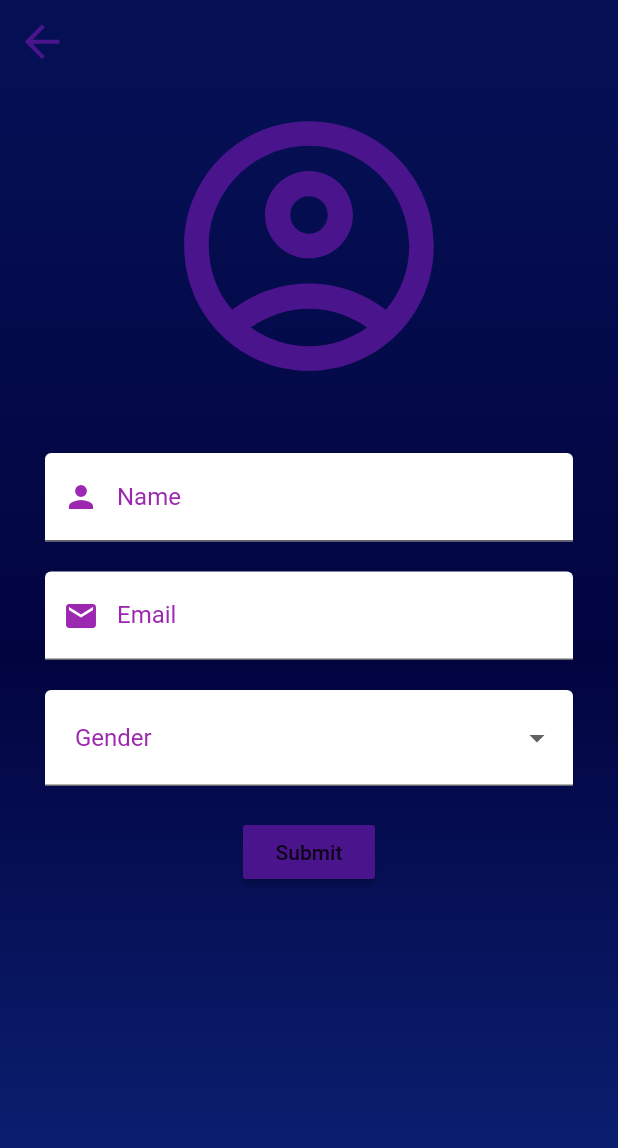
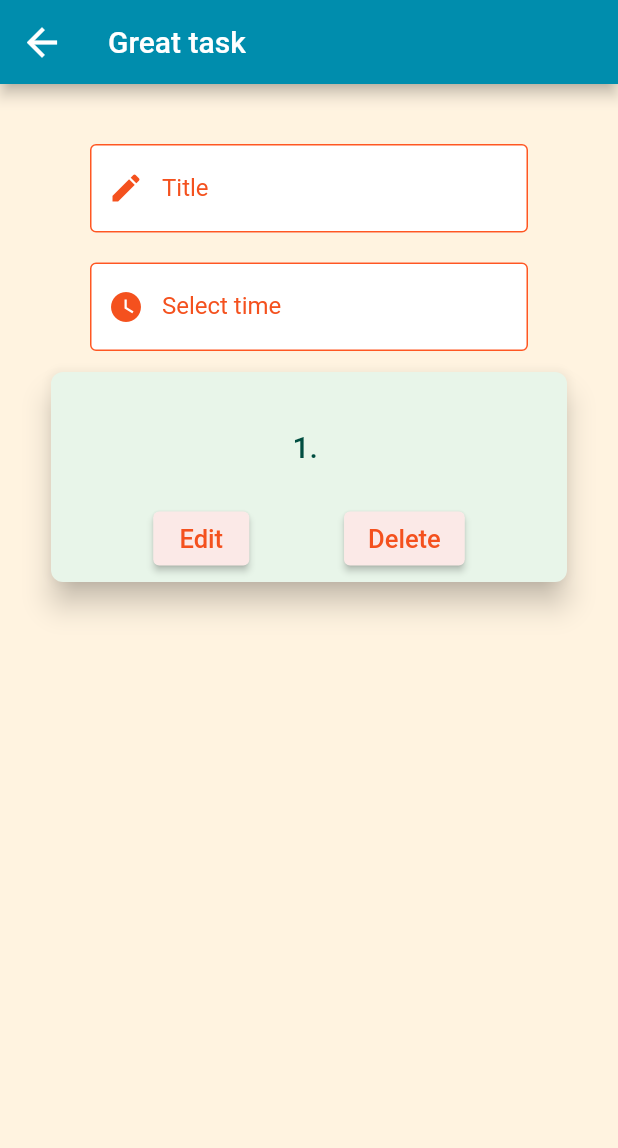
Before and after one commit to mayaralaa25/itti_third_task, a Flutter app: the screen it shows after launch, on a phone screen of 412 x 824 dp. Shown: the top 1148 px of the screen. Run offline on Flutter 3.47's test engine with Material 2 defaults, Android fonts, the light colour scheme and no system bars; our stand-ins replace adaptive_dialog; missing offline and left inert: dart:ffi.

Commit message:
New task is added

```diff
--- a/lib/main.dart
+++ b/lib/main.dart
@@ -1,5 +1,6 @@
 import 'package:flutter/material.dart';
-import 'screens/form.dart';
+import 'package:iti_third_task/screens/form.dart';
+import 'package:iti_third_task/screens/new_form.dart';
 void main() {
   runApp(const MyNewApp());
 }
@@ -13,7 +14,7 @@ class MyNewApp extends StatelessWidget {
     return const MaterialApp(
       title: 'Flutter Demo',
       debugShowCheckedModeBanner: false,
-      home: ValidationForm(),
+      home: NewForm(),
     );
   }
 }
--- /dev/null
+++ b/lib/screens/new_form.dart
@@ -0,0 +1,253 @@
+import 'dart:ffi';
+import 'dart:ffi';
+import 'dart:ui';
+
+import 'package:adaptive_dialog/adaptive_dialog.dart';
+import 'package:flutter/material.dart';
+import 'package:flutter/painting.dart';
+import 'package:intl/intl.dart';
+import 'package:iti_third_task/widgets/custom_row.dart';
+import 'package:iti_third_task/widgets/main_button.dart';
+import 'package:iti_third_task/widgets/square_unit.dart';
+import 'package:iti_third_task/widgets/text.dart';
+
+class NewForm extends StatefulWidget {
+  const NewForm({Key? key}) : super(key: key);
+
+  @override
+  State<NewForm> createState() => _NewFormState();
+}
+
+class _NewFormState extends State<NewForm> {
+  TextEditingController textController = TextEditingController();
+  TextEditingController timeController = TextEditingController();
+  TextEditingController newTimeController = TextEditingController();
+  final GlobalKey<FormState> _signinformKey = GlobalKey<FormState>();
+  bool edit = false;
+  late DateTime data;
+  //var index = 0;
+  List<String> times = [];
+
+  @override
+  Widget build(BuildContext context) {
+    return Scaffold(
+      resizeToAvoidBottomInset: false,
+      appBar: AppBar(
+        backgroundColor: Color(0xff008dad),
+        title:Text("Great task",),
+        leading: GestureDetector(
+          onTap: () {
+            // Navigator.push(context,
+            //     MaterialPageRoute(builder: (context) => WalletTotal()));
+          },
+          child: Icon(
+            Icons.arrow_back,
+            color: Colors.white,
+            size: 30,
+          ),
+        ),
+      ),
+      body: Container(
+        color: Colors.orange[50],
+        width: double.infinity,
+        height: double.infinity,
+        child: SingleChildScrollView(
+          child: Padding(
+            padding: const EdgeInsets.all(30.0),
+            child: Form(
+              key: _signinformKey,
+              autovalidateMode: AutovalidateMode.onUserInteraction,
+              child: Column(
+                children: [
+                  Padding(
+                    padding: const EdgeInsets.symmetric(
+                        horizontal: 30.0, vertical: 10),
+                    child: customTextFormField(
+                      labelText: "Title",
+                      type: TextInputType.text,
+                      controller: textController,
+                      icon: Icons.edit,
+                      errorMessage: "Title is required",
+                      onTap: () {},
+                    ),
+                  ),
+                  Padding(
+                    padding: const EdgeInsets.symmetric(
+                        horizontal: 30.0, vertical: 10),
+                    child: customTextFormField(
+                        labelText: "Select time",
+                        icon: Icons.watch_later,
+                        type: TextInputType.datetime,
+                        controller: timeController,
+                        errorMessage: "Please select current time",
+                        onTap: () {
+                          showTimePicker(
+                            context: context,
+                            initialTime: TimeOfDay.now(),
+                          ).then((value) {
+                            if (value == null) {
+                              return null;
+                            } else {
+                              timeController.text =
+                                  value.format(context).toString();
+                              times.add(value.toString());
+                            }
+                          });
+                        }),
+                  ),
+                  Card(
+                    color: Colors.green[50],
+                    elevation: 8,
+                    shape: OutlineInputBorder(
+                        borderRadius: BorderRadius.circular(8),
+                        borderSide: BorderSide.none),
+                    child: Container(
+                      height: 130,
+                      margin: EdgeInsets.all(5),
+                      child: Column(
+                        children: [
+                          Expanded(
+                              child: Padding(
+                            padding: const EdgeInsets.only(top: 8),
+                            child: Center(
+                              child: Text(
+                                "1. ${textController.text}",
+                                overflow: TextOverflow.clip,
+                                maxLines: 1,
+                                style: TextStyle(
+                                    fontSize: 20,
+                                    fontWeight: FontWeight.w500,
+                                    color: Colors.teal[900]),
+                              ),
+                            ),
+                          )),
+                          Row(
+                            mainAxisAlignment: MainAxisAlignment.spaceEvenly,
+                            children: [
+                              ElevatedButton(
+                                  onPressed: () {
+                                    if (_signinformKey.currentState
+                                            ?.validate() ==
+                                        true) {
+                                      showTextInputDialog(
+                                        context: context,
+                                        title:
+                                            "Are you sure you want to edit the time?",
+                                        textFields: [
+                                          DialogTextField(
+                                            keyboardType:
+                                                TextInputType.datetime,
+                                            hintText: "Time",
+                                          ),
+                                        ],
+                                        okLabel: "edit",
+                                        cancelLabel: "Cancel",
+                                        message: "Select the time",
+                                      ).then((value) async {
+                                        if (value == null ||
+                                            value[0].length < 2)
+                                          print("Error!");
+                                        else {
+                                          String temp = value[0].toString();
+                                          //print(temp);
+                                          DateTime tempDate =
+                                              new DateFormat("hh:mm")
+                                                  .parse(temp);
+                                          if (tempDate.isAfter(DateTime.now()
+                                              .add(const Duration(hours: 2)))) {
+                                            return showOkCancelAlertDialog(
+                                              context: context,
+                                              title: "Can not edit time!",
+                                              okLabel: "ok",
+                                              cancelLabel: "cancel",
+                                            );
+                                          } else {
+                                            return showOkCancelAlertDialog(
+                                              context: context,
+                                              title: "Time edited",
+                                              okLabel: "ok",
+                                              cancelLabel: "cancel",
+                                            );
+                                          }
+                                        }
+                                      });
+                                    } else
+                                      print('error');
+                                  },
+                                  style: ButtonStyle(
+                                    backgroundColor: MaterialStateProperty.all(
+                                        Colors.deepOrange[50]),
+                                  ),
+                                  child: Text("Edit",
+                                      style: TextStyle(
+                                        fontSize: 17,
+                                        color: Colors.deepOrange[600],
+                                        backgroundColor: Colors.deepOrange[50],
+                                      ))),
+                              ElevatedButton(
+                                  onPressed: () {
+                                    showTextInputDialog(
+                                      context: context,
+                                      title:
+                                          "Are you sure you want to delete an item?",
+                                      textFields: [
+                                        DialogTextField(
+                                          keyboardType: TextInputType.number,
+                                          hintText: "Index",
+                                        ),
+                                      ],
+                                      okLabel: "delete",
+                                      cancelLabel: "Cancel",
+                                      message: "Enter the index",
+                                    ).then((value) async {
+                                      if (value == null || value.isEmpty)
+                                        print("Error!");
+                                      else {
+                                        times.removeAt(int.parse(value[0]));
+                                      }
+                                    });
+                                  },
+                                  style: ButtonStyle(
+                                    backgroundColor: MaterialStateProperty.all(
+                                        Colors.deepOrange[50]),
+                                  ),
+                                  child: Text("Delete",
+                                      style: TextStyle(
+                                        fontSize: 17,
+                                        color: Colors.deepOrange[600],
+                                        backgroundColor: Colors.deepOrange[50],
+                                      ))),
+                            ],
+                          ),
+                        ],
+                      ),
+                    ),
+                  ),
+                  Container(
+                    height: 350,
+                    child: ListView.builder(
+                      shrinkWrap: true,
+                      itemCount: times.length,
+                      itemBuilder: (context, index) {
+                        return Center(
+                          child: Column(
+                            children: [
+                              centerCustomRow(
+                                number: index + 1,
+                                nameOfButton: times[index],
+                              ),
+                            ],
+                          ),
+                        );
+                      },
+                    ),
+                  )
+                ],
+              ),
+            ),
+          ),
+        ),
+      ),
+    );
+  }
+}
--- a/lib/widgets/custom_row.dart
+++ b/lib/widgets/custom_row.dart
@@ -81,3 +81,42 @@ Widget leftCustomRow({
     ],
   );
 }
+
+Widget centerCustomRow({
+  required var nameOfButton,
+  required var number,
+  double fontSize = 16,
+  FontWeight fontWeight = FontWeight.w400,
+  double buttonWidth = 250,
+  double buttonHeight = 50,
+  bool shadow = true,
+}) {
+  return Row(
+    mainAxisAlignment: MainAxisAlignment.center,
+    children: [
+      Padding(
+        padding: const EdgeInsets.all(10),
+        child: Container(
+          height: buttonHeight,
+          width: buttonWidth,
+          decoration: BoxDecoration(
+            gradient: LinearGradient(colors: [
+              Color(0xff074E7D),
+              Color(0xff00A2AD),
+            ]),
+            borderRadius: BorderRadius.all(Radius.circular(10)),
+          ),
+          child: Center(
+            child: Text(
+              number.toString()+ ". " + nameOfButton.toString(),
+              style: TextStyle(
+                  color: Colors.white,
+                  fontSize: fontSize,
+                  fontWeight: fontWeight),
+            ),
+          ),
+        ),
+      ),
+    ],
+  );
+}
--- /dev/null
+++ b/lib/widgets/text.dart
@@ -0,0 +1,67 @@
+import 'dart:ffi';
+
+import 'package:flutter/material.dart';
+
+Widget customTextFormField({
+  required String labelText,
+  required TextInputType type,
+  required Function onTap,
+  required String errorMessage,
+  //required Function validate,
+  //required String? Function(String?) validate,
+  required TextEditingController controller,
+  IconData? icon,
+  //final Color color = Colors.purple,
+})
+{
+  return TextFormField(
+    keyboardType: type,
+    controller: controller,
+    validator: (value)
+     {
+       if (value == null || value.isEmpty) {
+         return errorMessage;
+       }
+       return null;
+     },
+    onTap: () {
+      onTap();
+    },
+    obscureText: labelText == "Password" ? true : false,
+    decoration: InputDecoration(
+      labelText: labelText,
+      labelStyle: TextStyle(
+        color: Colors.deepOrange[600],
+      ),
+      enabledBorder: OutlineInputBorder(
+          borderSide: BorderSide(
+        color: Colors.deepOrange,
+      )),
+      focusedBorder: OutlineInputBorder(
+        borderSide: BorderSide(
+          color: Colors.deepOrange,
+        ),
+      ),
+      focusedErrorBorder: OutlineInputBorder(
+        borderSide: BorderSide(
+          color: Colors.red,
+        ),
+      ),
+      filled: true,
+      fillColor: Colors.white,
+      prefixIcon: Icon(
+        icon,
+        color: Colors.deepOrange[600],
+      ),
+      border: OutlineInputBorder(
+        borderSide: BorderSide(
+          style: BorderStyle.none,
+          color: Colors.deepOrange,
+        ),
+      ),
+      suffixIcon: labelText == "Password"
+          ? Icon(Icons.remove_red_eye, color: Color(0xffA6A6A6))
+          : Container(width: 1, height: 1),
+    ),
+  ); //Name
+}
--- a/pubspec.yaml
+++ b/pubspec.yaml
@@ -36,6 +36,7 @@ dependencies:
   cupertino_icons: ^1.0.2
   intl: ^0.17.0
   adaptive_dialog: ^1.6.3
+  get: ^4.6.5
 
 dev_dependencies:
   flutter_test:
```
Also changed, not shown: lib/screens/form.dart (+58 -22 lines), lib/widgets/main_button.dart (line endings or trailing spaces), pubspec.lock.
